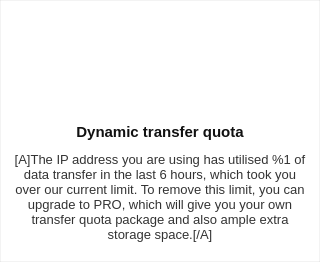
Old version of the form src/MEGASync/gui/win/BandwidthOverquotaPopOver.ui in the repository meganz/MEGAsync.
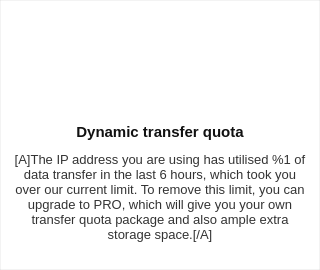
New version of the form. Icons and pictures are not drawn.

Commit message: [Fix] Fix showing bandwidth overquota popover with left mouse button and layout in Windows.

Patch:
```diff
--- a/src/MEGASync/gui/win/BandwidthOverquotaPopOver.ui
+++ b/src/MEGASync/gui/win/BandwidthOverquotaPopOver.ui
@@ -7,19 +7,19 @@
     <x>0</x>
     <y>0</y>
     <width>320</width>
-    <height>262</height>
+    <height>270</height>
    </rect>
   </property>
   <property name="minimumSize">
    <size>
     <width>320</width>
-    <height>262</height>
+    <height>270</height>
    </size>
   </property>
   <property name="maximumSize">
    <size>
     <width>320</width>
-    <height>262</height>
+    <height>270</height>
    </size>
   </property>
   <property name="windowTitle">
@@ -240,7 +240,7 @@
         <property name="sizeHint" stdset="0">
          <size>
           <width>20</width>
-          <height>40</height>
+          <height>20</height>
          </size>
         </property>
        </spacer>
```
Left out of the diff: 4 changed lines with no effect on the pictures. The commit also changes 1 other file.
